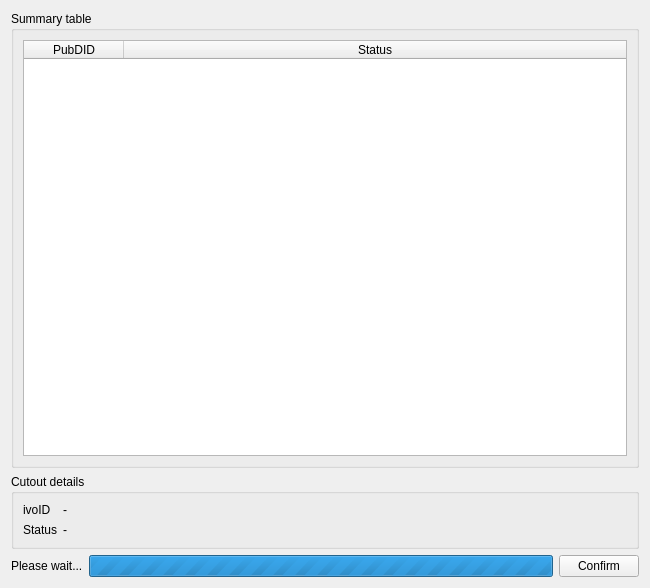
Old version of the form Code/ui/mcutoutsummary.ui in the repository VisIVOLab/ViaLacteaVisualAnalytics.
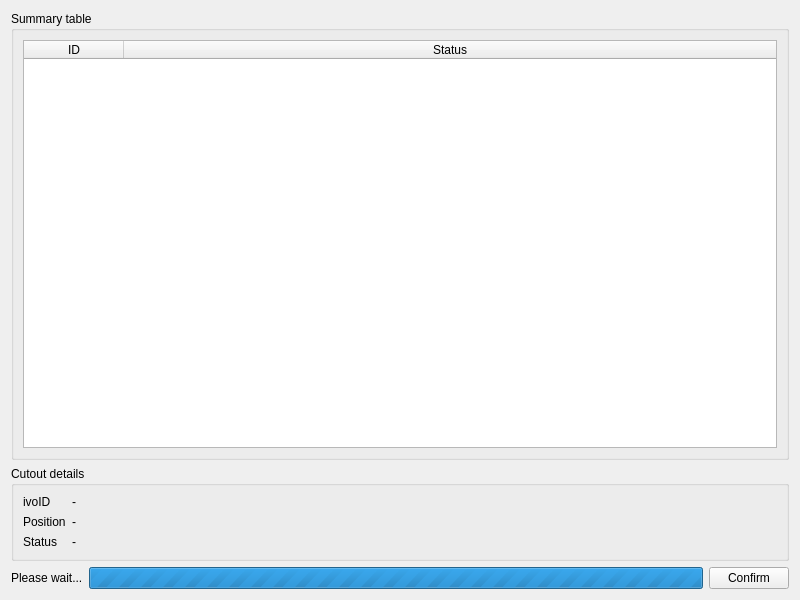
New version of the form.

The edit to the form file:
```diff
--- a/Code/ui/mcutoutsummary.ui
+++ b/Code/ui/mcutoutsummary.ui
@@ -6,8 +6,8 @@
    <rect>
     <x>0</x>
     <y>0</y>
-    <width>650</width>
-    <height>588</height>
+    <width>800</width>
+    <height>600</height>
    </rect>
   </property>
   <property name="windowTitle">
@@ -42,7 +42,7 @@
         </attribute>
         <column>
          <property name="text">
-          <string>PubDID</string>
+          <string>ID</string>
          </property>
         </column>
         <column>
@@ -84,20 +84,34 @@
         </property>
        </widget>
       </item>
-      <item row="1" column="0">
+      <item row="2" column="0">
        <widget class="QLabel" name="label_3">
         <property name="text">
          <string>Status</string>
         </property>
        </widget>
       </item>
-      <item row="1" column="1">
+      <item row="2" column="1">
        <widget class="QLabel" name="textStatus">
         <property name="text">
          <string>-</string>
         </property>
        </widget>
       </item>
+      <item row="1" column="0">
+       <widget class="QLabel" name="label_2">
+        <property name="text">
+         <string>Position</string>
+        </property>
+       </widget>
+      </item>
+      <item row="1" column="1">
+       <widget class="QLabel" name="textPosition">
+        <property name="text">
+         <string>-</string>
+        </property>
+       </widget>
+      </item>
      </layout>
     </widget>
    </item>
```
Left out of the diff: 10 changed lines with no effect on the pictures.
